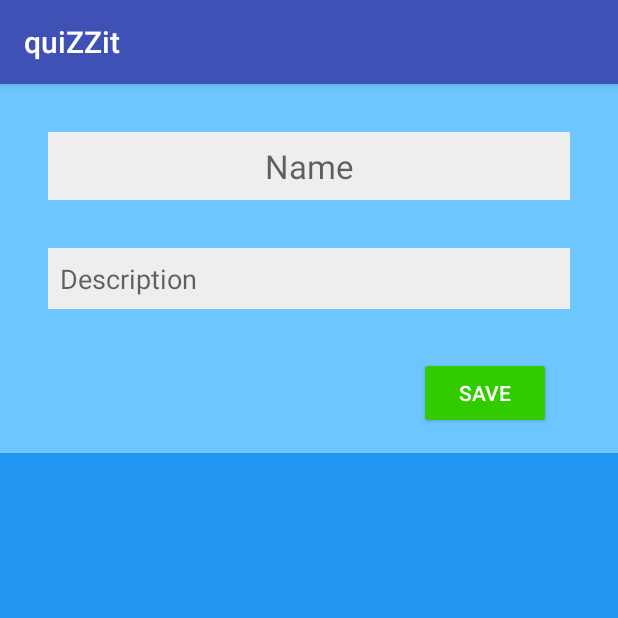
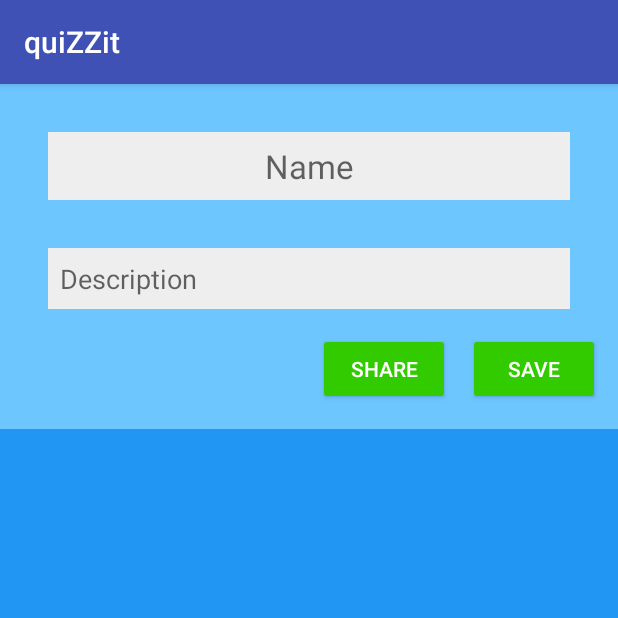
Before and after one commit to Anseria/quizzit, an Android app: the fragment CreateGameFragment shown on its own in the app's theme, on a phone screen of 412 x 824 dp, the top half of it. Run offline under Robolectric (Android 15) with nearby library versions, the phone set to English and light mode, and no system bars; our stand-ins replace Firebase (no records; nobody signed in at launch, a user with empty details on screens opened directly), Room's generated code; 1 statement that could not run was skipped.

Commit message:
klassen question har nu en val groupFBid, och klassen group har en val authorFBid. Har lagt till knappen dela igen. Allt funkar som det ska. Nu ska jag försöka lägga in funktionalitet i dela-knappen, så att grupper och frågor sparas till firebase.

```diff
--- a/app/src/main/java/joneros/jenny/quizzit/CreateGameFragment.kt
+++ b/app/src/main/java/joneros/jenny/quizzit/CreateGameFragment.kt
@@ -13,7 +13,9 @@ import android.view.View
 import android.view.ViewGroup
 import android.widget.ImageView
 import android.widget.TextView
+import com.google.firebase.auth.FirebaseAuth
 import kotlinx.android.synthetic.main.fragment_create_game.*
+import kotlinx.android.synthetic.main.fragment_start.*
 
 /**
  * A simple [Fragment] subclass.
@@ -25,8 +27,10 @@ class CreateGameFragment : Fragment() {
     }
 
     var groupKey: Int = 0
-    var group = Group(0, "", 0, "")
+    var group = Group(0, "", 0, "", "")
     var questions = emptyList<Question>()
+    var userFBid = ""
+    var mAuth : FirebaseAuth? = null
 
     override fun onCreateView(inflater: LayoutInflater?, container: ViewGroup?,
                               savedInstanceState: Bundle?): View? {
@@ -35,6 +39,13 @@ class CreateGameFragment : Fragment() {
 
     override fun onViewCreated(view: View?, savedInstanceState: Bundle?) {
         super.onViewCreated(view, savedInstanceState)
+
+        mAuth = FirebaseAuth.getInstance()
+        if (mAuth?.currentUser == null) {
+            userFBid = ""
+        } else {
+            userFBid = mAuth!!.currentUser!!.uid
+        }
 
         val questionViewModel = ViewModelProviders.of(activity).get(QuestionViewModel::class.java)
 
@@ -48,7 +59,7 @@ class CreateGameFragment : Fragment() {
             btn_addNewQuestion.visibility = View.INVISIBLE
         }
         viewModel.loadGroup(groupId).observe(this, Observer {
-            group = it ?: Group(0, "", 0, "")
+            group = it ?: Group(0, "", 0, "", "")
             groupKey = group.key
             etxt_groupName.text.clear()
             etxt_groupName.text.append(group.name)
@@ -79,9 +90,13 @@ class CreateGameFragment : Fragment() {
         btn_saveGroup.setOnClickListener {
             val groupName = etxt_groupName.text.toString()
             val groupDescription = etxt_description.text.toString()
-            val updatedGroup = Group(groupKey, groupName, 0, groupDescription)
+            val updatedGroup = Group(groupKey, groupName, 0, groupDescription, userFBid)
             viewModel.saveGroup(updatedGroup)
             fragmentManager.popBackStack()
+        }
+
+        btn_shareGroup.setOnClickListener {
+
         }
 
         btn_deleteGroup.setOnClickListener {
--- a/app/src/main/java/joneros/jenny/quizzit/GameController.kt
+++ b/app/src/main/java/joneros/jenny/quizzit/GameController.kt
@@ -23,7 +23,7 @@ class GameController {
     var currentQuestion = 0
     val random = Random()
     var questions = emptyList<Question>()
-    var question: Question? = Question(-1, "", "", "", -1)
+    var question: Question? = Question(-1, "", "", "", -1, "")
     val listOfIncorrectLetters = mutableListOf<Int>()
     var amountOfTimesToSackLetters = 1
 
--- a/app/src/main/java/joneros/jenny/quizzit/GameFragment.kt
+++ b/app/src/main/java/joneros/jenny/quizzit/GameFragment.kt
@@ -108,7 +108,7 @@ class GameFragment : LifecycleFragment() {
                     Toast.makeText(activity, testScore, Toast.LENGTH_SHORT).show()
                     Handler().postDelayed({
                         if (group.max_score < gamecontroller.score) {
-                            val updatedGroup = Group(groupKey, group.name, gamecontroller.score, group.description)
+                            val updatedGroup = group.copy(max_score = gamecontroller.score)
                             groupViewModel.saveGroup(updatedGroup)
                         }
                         fragmentManager.popBackStack() }, 1500)
--- a/app/src/main/java/joneros/jenny/quizzit/Group.kt
+++ b/app/src/main/java/joneros/jenny/quizzit/Group.kt
@@ -15,14 +15,15 @@ import java.util.concurrent.Executors
 data class Group(@PrimaryKey(autoGenerate = true) val key: Int,
                  val name: String,
                  val max_score: Int,
-                 val description: String)
+                 val description: String,
+                 val authorFBid: String)
 
 @Dao
 interface GroupDao {
-    @Query("SELECT key, name, max_score, description FROM grouplista")
+    @Query("SELECT key, name, max_score, description, authorFBid FROM grouplista")
     fun loadAllGroups(): LiveData<List<Group>>
 
-    @Query("SELECT key, name, max_score, description FROM grouplista WHERE key = :key")
+    @Query("SELECT key, name, max_score, description, authorFBid FROM grouplista WHERE key = :key")
     fun loadGroup(key: Int): LiveData<Group>
 
     @Insert(onConflict = OnConflictStrategy.REPLACE)
--- a/app/src/main/java/joneros/jenny/quizzit/NewQuestionFragment.kt
+++ b/app/src/main/java/joneros/jenny/quizzit/NewQuestionFragment.kt
@@ -32,7 +32,8 @@ class NewQuestionFragment : Fragment() {
     var savePhoto: Bitmap? = null
     var questionKey = 0
     var groupId = 0
-    var question = Question(0, "", "", "", 0)
+    var groupFBid = ""
+    var question = Question(0, "", "", "", 0, "")
 
     override fun onCreateView(inflater: LayoutInflater?, container: ViewGroup?, savedInstanceState: Bundle?): View? {
         super.onCreateView(inflater, container, savedInstanceState)
@@ -44,6 +45,7 @@ class NewQuestionFragment : Fragment() {
 
         var viewModelQ = ViewModelProviders.of(activity).get(QuestionViewModel::class.java)
         groupId = arguments.getInt("groupId")
+        groupFBid = ""
         questionKey = arguments.getInt("questionKey")
 
         viewModelQ.loadQuestion(questionKey).observe(this, Observer {
@@ -74,7 +76,7 @@ class NewQuestionFragment : Fragment() {
                         if (etxt_answer.text.toString().toCharArray().size <= 14) {
                             val questiontype = etxt_questionType.text.toString()
                             val answer = etxt_answer.text.toString()
-                            val updatedQuestion = Question(questionKey, questiontype, answer, savePhoto.toString()!!, groupId)
+                            val updatedQuestion = Question(questionKey, questiontype, answer, savePhoto.toString()!!, groupId, groupFBid)
                             viewModelQ.saveQuestion(updatedQuestion, savePhoto!!)
                             fragmentManager.popBackStack()
                         } else {
--- a/app/src/main/java/joneros/jenny/quizzit/Question.kt
+++ b/app/src/main/java/joneros/jenny/quizzit/Question.kt
@@ -17,17 +17,18 @@ data class Question(@PrimaryKey(autoGenerate = true) val key: Int,
                     val question: String,
                     val answer: String,
                     val image: String,
-                    val groupname: Int)
+                    val groupname: Int,
+                    val groupFBid: String)
 
 @Dao
 interface QuestionDao {
-    @Query("SELECT key, question, answer, image, groupname FROM questionlista")
+    @Query("SELECT key, question, answer, image, groupname, groupFBid FROM questionlista")
     fun loadAllQuestions(): LiveData<List<Question>>
 
-    @Query("SELECT key, question, answer, image, groupname FROM questionlista WHERE key = :key")
+    @Query("SELECT key, question, answer, image, groupname, groupFBid FROM questionlista WHERE key = :key")
     fun loadQuestion(key: Int): LiveData<Question>
 
-    @Query("SELECT key, question, answer, image, groupname FROM questionlista WHERE groupname = :groupname")
+    @Query("SELECT key, question, answer, image, groupname, groupFBid FROM questionlista WHERE groupname = :groupname")
     fun loadQuestionsByGroup(groupname: Int): LiveData<List<Question>>
 
     @Insert(onConflict = OnConflictStrategy.REPLACE)
--- a/app/src/main/res/layout/fragment_create_game.xml
+++ b/app/src/main/res/layout/fragment_create_game.xml
@@ -12,6 +12,19 @@
 
     <!-- TODO: Update blank fragment layout -->
 
+    <Button
+        android:id="@+id/btn_shareGroup"
+        style="@android:style/Widget.Material.Button.Colored"
+        android:layout_width="wrap_content"
+        android:layout_height="wrap_content"
+        android:layout_marginTop="16dp"
+        android:backgroundTint="@color/floatingbuttoncolor"
+        android:text="@string/text_share"
+        app:layout_constraintEnd_toStartOf="@+id/btn_saveGroup"
+        app:layout_constraintHorizontal_bias="0.5"
+        app:layout_constraintStart_toEndOf="@+id/btn_addNewQuestion"
+        app:layout_constraintTop_toBottomOf="@+id/etxt_description" />
+
     <EditText
         android:id="@+id/etxt_groupName"
         android:layout_width="0dp"
@@ -19,11 +32,11 @@
         android:layout_marginEnd="32dp"
         android:layout_marginStart="32dp"
         android:layout_marginTop="32dp"
-        android:padding="8sp"
         android:background="@color/questionlistitemcolor"
         android:ems="10"
         android:hint="@string/hint_name"
         android:inputType="textPersonName"
+        android:padding="8sp"
         android:textAlignment="center"
         android:textAppearance="@style/TextAppearance.AppCompat.Large"
         app:layout_constraintEnd_toEndOf="parent"
@@ -37,11 +50,11 @@
         android:layout_marginEnd="32dp"
         android:layout_marginStart="32dp"
         android:layout_marginTop="32dp"
-        android:padding="8sp"
         android:background="@color/questionlistitemcolor"
         android:ems="10"
         android:hint="@string/hint_description"
         android:inputType="textPersonName"
+        android:padding="8sp"
         app:layout_constraintEnd_toEndOf="parent"
         app:layout_constraintStart_toStartOf="parent"
         app:layout_constraintTop_toBottomOf="@+id/etxt_groupName" />
@@ -51,42 +64,38 @@
         style="@android:style/Widget.Material.Button.Colored"
         android:layout_width="wrap_content"
         android:layout_height="wrap_content"
-        android:layout_marginBottom="16dp"
-        android:layout_marginStart="32dp"
+        android:layout_marginTop="16dp"
         android:backgroundTint="@color/floatingbuttoncolor"
         android:text="@string/text_delete"
-        app:layout_constraintBottom_toTopOf="@+id/questionList"
         app:layout_constraintEnd_toStartOf="@+id/btn_addNewQuestion"
         app:layout_constraintHorizontal_bias="0.5"
-        app:layout_constraintStart_toStartOf="parent" />
+        app:layout_constraintStart_toStartOf="parent"
+        app:layout_constraintTop_toBottomOf="@+id/etxt_description" />
 
     <Button
         android:id="@+id/btn_addNewQuestion"
         style="@android:style/Widget.Material.Button.Colored"
         android:layout_width="wrap_content"
         android:layout_height="wrap_content"
-        android:layout_marginBottom="16dp"
-        android:layout_marginEnd="16dp"
-        android:layout_marginStart="16dp"
+        android:layout_marginTop="16dp"
         android:backgroundTint="@color/floatingbuttoncolor"
         android:text="@string/text_add_new_question"
-        app:layout_constraintBottom_toTopOf="@+id/questionList"
-        app:layout_constraintEnd_toStartOf="@+id/btn_saveGroup"
+        app:layout_constraintEnd_toStartOf="@+id/btn_shareGroup"
         app:layout_constraintHorizontal_bias="0.5"
-        app:layout_constraintStart_toEndOf="@+id/btn_deleteGroup" />
+        app:layout_constraintStart_toEndOf="@+id/btn_deleteGroup"
+        app:layout_constraintTop_toBottomOf="@+id/etxt_description" />
 
     <Button
         android:id="@+id/btn_saveGroup"
         style="@android:style/Widget.Material.Button.Colored"
         android:layout_width="wrap_content"
         android:layout_height="wrap_content"
-        android:layout_marginEnd="32dp"
-        android:layout_marginTop="32dp"
+        android:layout_marginTop="16dp"
         android:backgroundTint="@color/floatingbuttoncolor"
         android:text="@string/text_save"
         app:layout_constraintEnd_toEndOf="parent"
         app:layout_constraintHorizontal_bias="0.5"
-        app:layout_constraintStart_toEndOf="@+id/btn_addNewQuestion"
+        app:layout_constraintStart_toEndOf="@+id/btn_shareGroup"
         app:layout_constraintTop_toBottomOf="@+id/etxt_description" />
 
     <android.support.v7.widget.RecyclerView
--- a/app/src/main/res/values/strings.xml
+++ b/app/src/main/res/values/strings.xml
@@ -24,4 +24,5 @@
 
     <!-- TODO: Remove or change this placeholder text -->
     <string name="hello_blank_fragment">Hello blank fragment</string>
+    <string name="text_share">Share</string>
 </resources>
```
Also changed, not shown: 1 other file.
